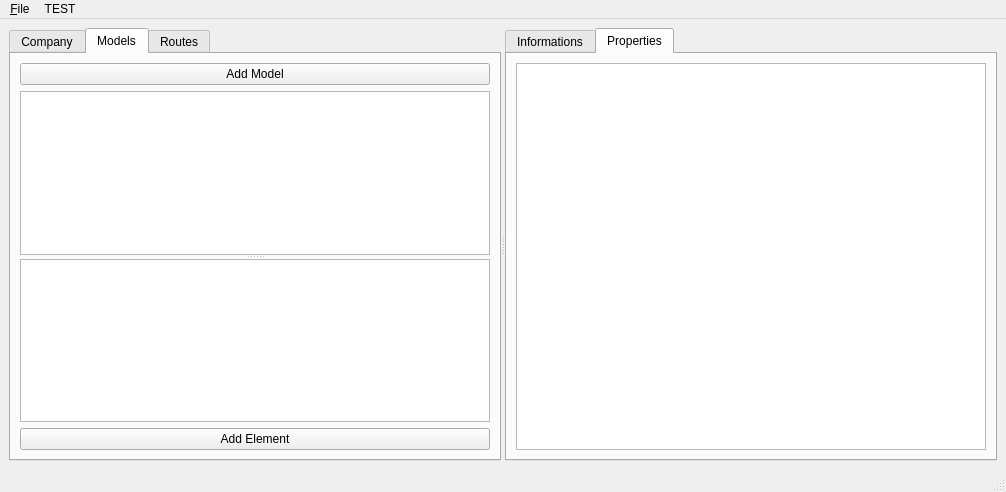
This is desktop/vmer_desktop/mainwindow.ui in surachairobotic/vmer as Qt 5 draws it before an edit. The edited form follows.
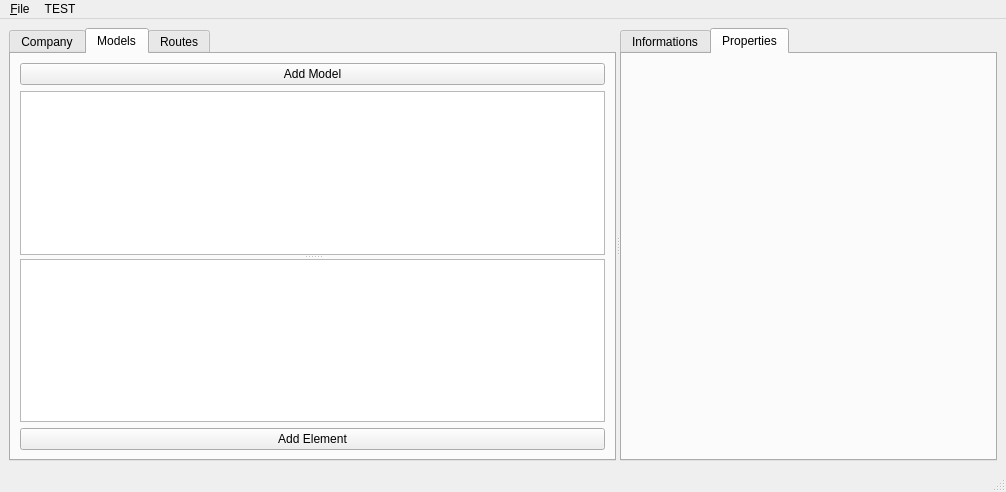
This is the edited form. The open tabs and pages were chosen to show the change.

Commit message: add pdf_viewer and element_prop proj.

Patch:
```diff
--- a/desktop/vmer_desktop/mainwindow.ui
+++ b/desktop/vmer_desktop/mainwindow.ui
@@ -134,7 +134,7 @@
         </attribute>
         <layout class="QHBoxLayout" name="horizontalLayout">
          <item>
-          <widget class="QPlainTextEdit" name="plainTextEdit_prop"/>
+          <layout class="QVBoxLayout" name="vLayoutPropTab"/>
          </item>
         </layout>
        </widget>
```
Left out of the diff: 6 changed lines with no effect on the pictures. The commit also changes 358 other files.
